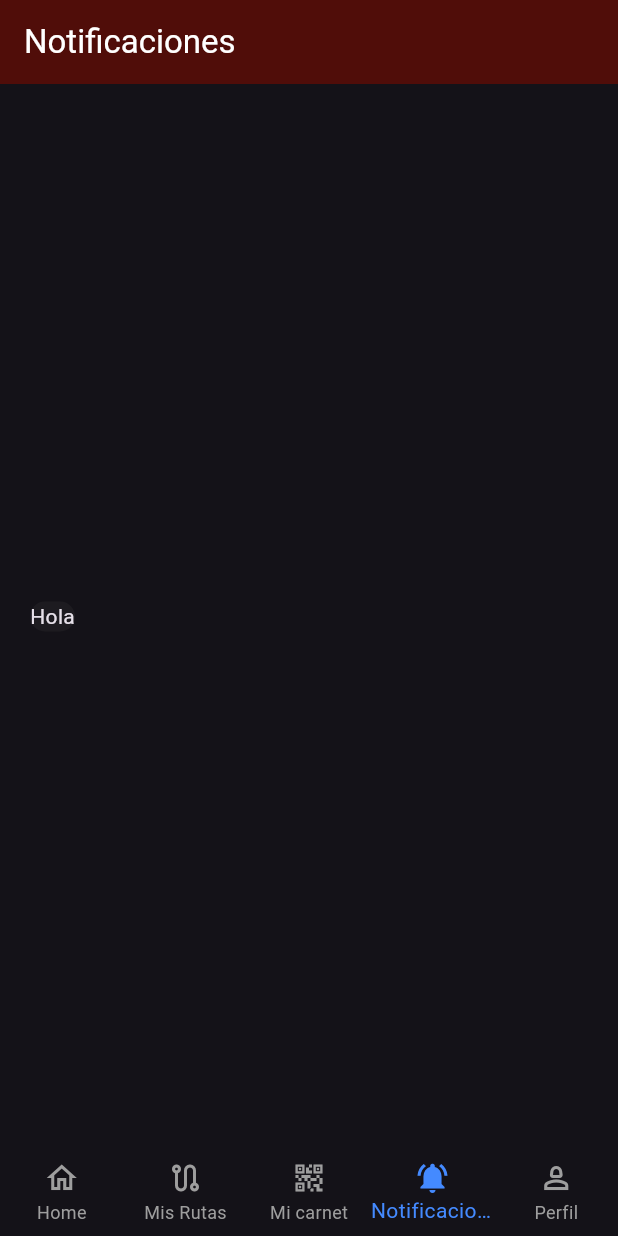
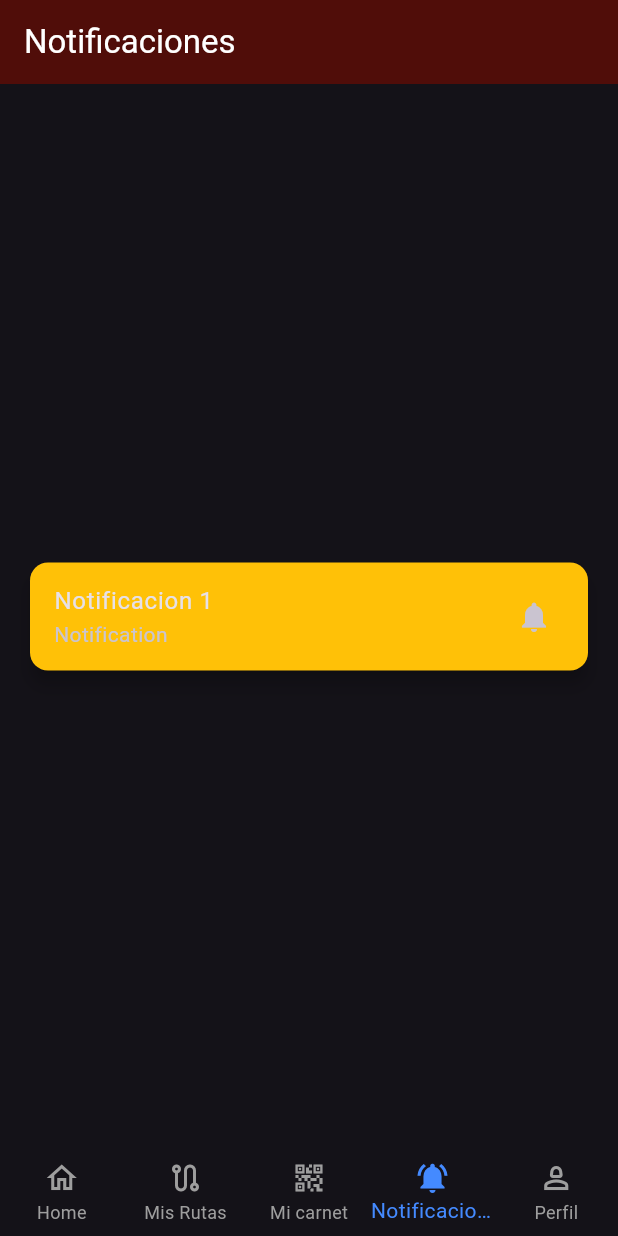
Before and after one commit to ericksebastian2003/polibusV0, a Flutter app: the screen it shows once a user with an empty profile is signed in, item 4 of the bottom bar chosen, on a phone screen of 412 x 824 dp. Run offline on Flutter 3.47's test engine with Material 3 defaults, Android fonts, the phone set to English and light mode, and no system bars; our stand-ins replace barcode_widget, firebase_auth, firebase_core; accounts and stored records are empty; network calls fail.

Commit message:
Actualizaciones en Notificaciones y Perfil

```diff
--- a/lib/views/notifications_view.dart
+++ b/lib/views/notifications_view.dart
@@ -23,10 +23,15 @@
           mainAxisAlignment: MainAxisAlignment.center,
           children: [
             //Todos los elementos
+            Card(
+              color: Colors.amber,
+              elevation: 5,
+              child: const ListTile(
+                title: Text("Notificacion 1"),
+                subtitle: Text("Notification"),
+                trailing: Icon(Icons.notifications),
+              )
 
-            Card(
-              elevation: 0,
-              child: const Text("Hola"),
             )
 
           ],
--- a/lib/views/profile_view.dart
+++ b/lib/views/profile_view.dart
@@ -13,7 +13,8 @@
     return Scaffold(
       appBar: AppBar(
         title: const Text("Mi perfil"),
-        backgroundColor: Colors.yellow,
+        backgroundColor: const Color.fromARGB(255, 41, 9, 129),
+        foregroundColor: Colors.white,
       ),
       body: Padding(
         padding: const EdgeInsets.all(16.0),
```
